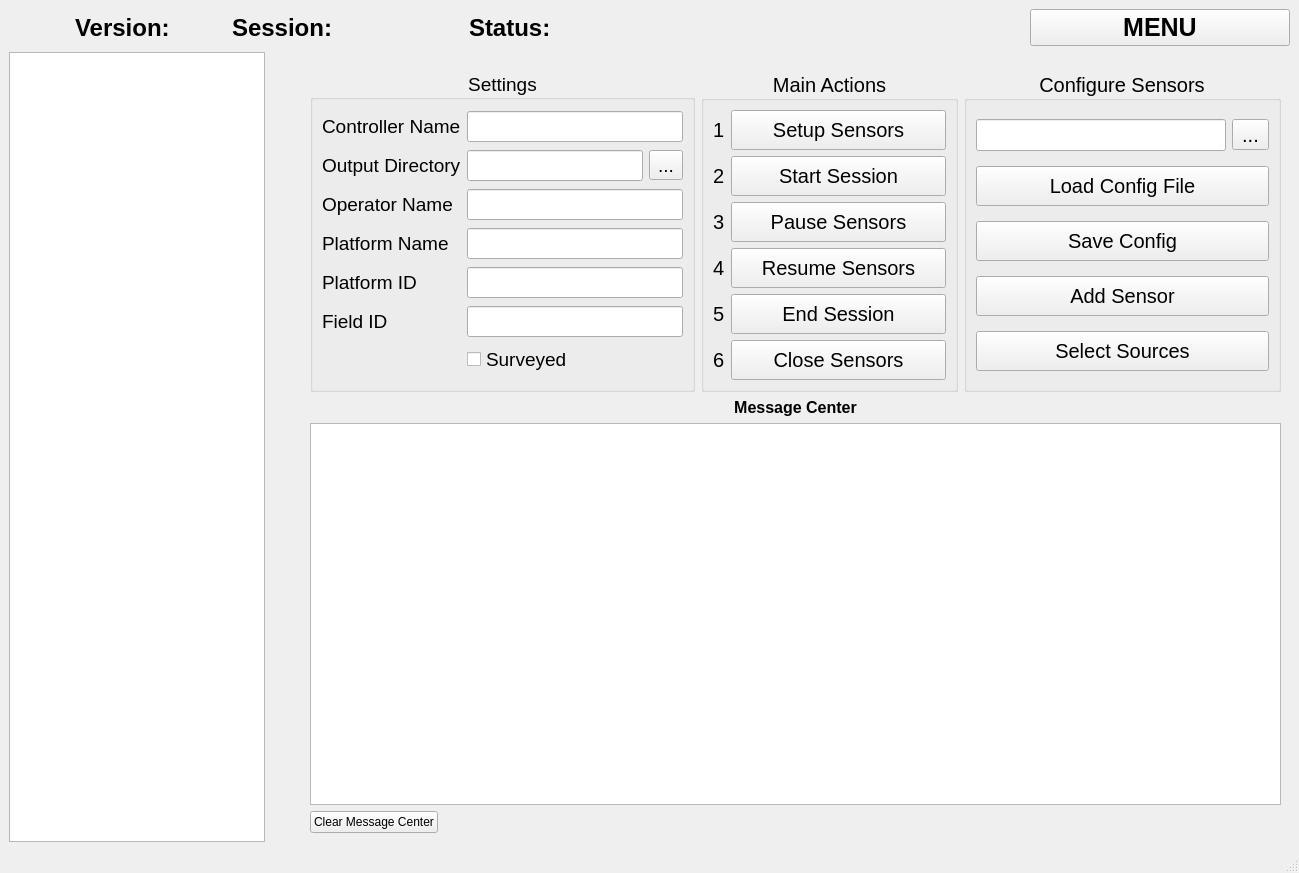
Before: the Qt Designer form source/dysense_designer.ui in DySense/DySense, drawn with Qt 5.
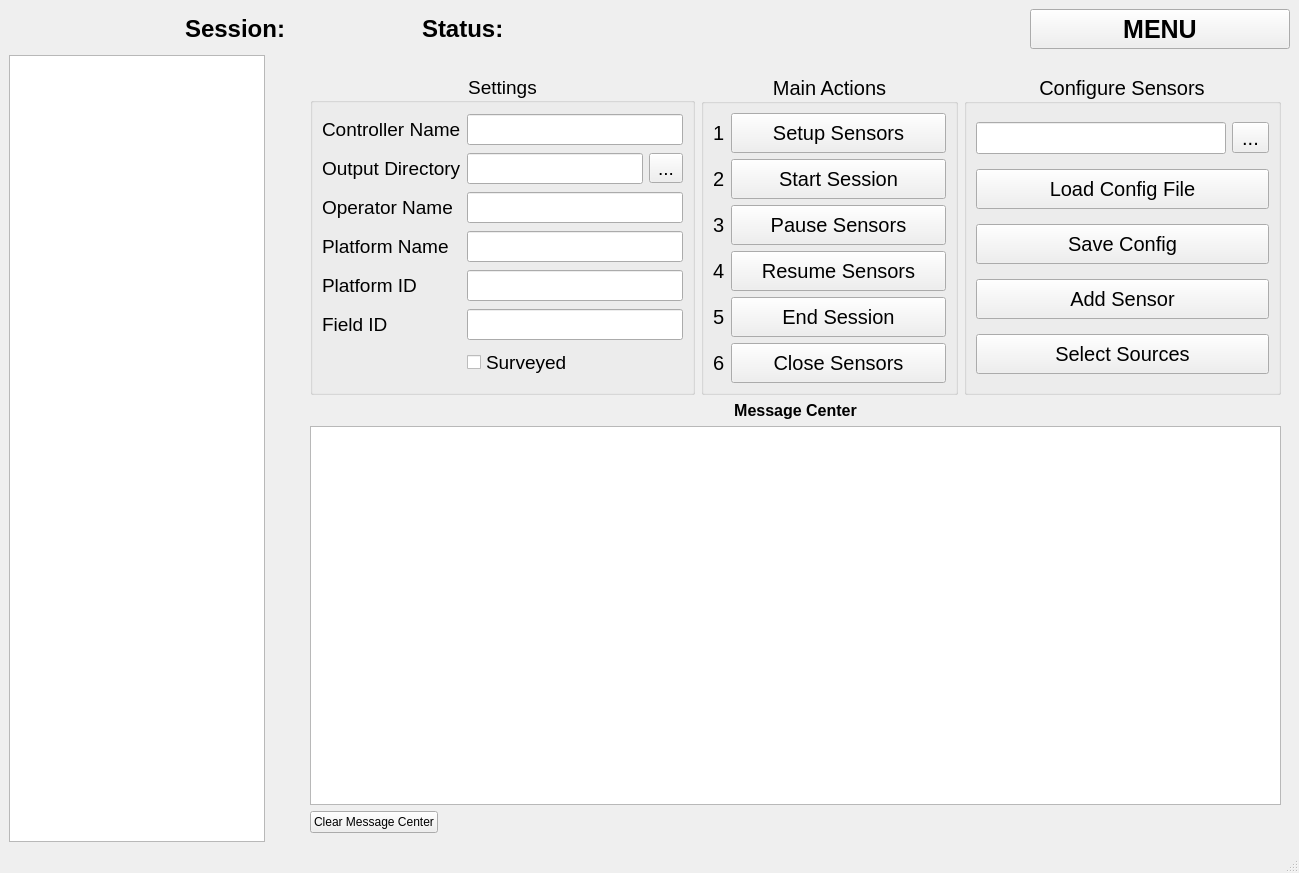
After: the same form once the commit is applied.

Commit message: Fixed issue with list widget item losing color when focus is lost. Corrected data decimal places and added a horizontal logo.

Patch:
```diff
--- a/source/dysense_designer.ui
+++ b/source/dysense_designer.ui
@@ -36,14 +36,14 @@
         </property>
         <property name="minimumSize">
          <size>
-          <width>60</width>
-          <height>35</height>
+          <width>140</width>
+          <height>40</height>
          </size>
         </property>
         <property name="maximumSize">
          <size>
-          <width>65</width>
-          <height>35</height>
+          <width>140</width>
+          <height>40</height>
          </size>
         </property>
         <property name="text">
@@ -57,48 +57,20 @@
       <item>
        <layout class="QHBoxLayout" name="horizontalLayout_5">
         <item>
-         <widget class="QLabel" name="version_label">
-          <property name="font">
-           <font>
-            <pointsize>18</pointsize>
-            <weight>75</weight>
-            <bold>true</bold>
-           </font>
+         <spacer name="horizontalSpacer_4">
+          <property name="orientation">
+           <enum>Qt::Horizontal</enum>
           </property>
-          <property name="text">
-           <string>Version:</string>
+          <property name="sizeType">
+           <enum>QSizePolicy::Fixed</enum>
           </property>
-         </widget>
-        </item>
-        <item>
-         <widget class="QLabel" name="version_value_label">
-          <property name="sizePolicy">
-           <sizepolicy hsizetype="Fixed" vsizetype="Preferred">
-            <horstretch>0</horstretch>
-            <verstretch>0</verstretch>
-           </sizepolicy>
-          </property>
-          <property name="minimumSize">
+          <property name="sizeHint" stdset="0">
            <size>
-            <width>50</width>
-            <height>0</height>
+            <width>30</width>
+            <height>20</height>
            </size>
           </property>
-          <property name="maximumSize">
-           <size>
-            <width>1677215</width>
-            <height>16777215</height>
-           </size>
-          </property>
-          <property name="font">
-           <font>
-            <pointsize>17</pointsize>
-           </font>
-          </property>
-          <property name="text">
-           <string/>
-          </property>
-         </widget>
+         </spacer>
         </item>
         <item>
          <widget class="QLabel" name="session_label">
```
The commit also changes 4 other files.
